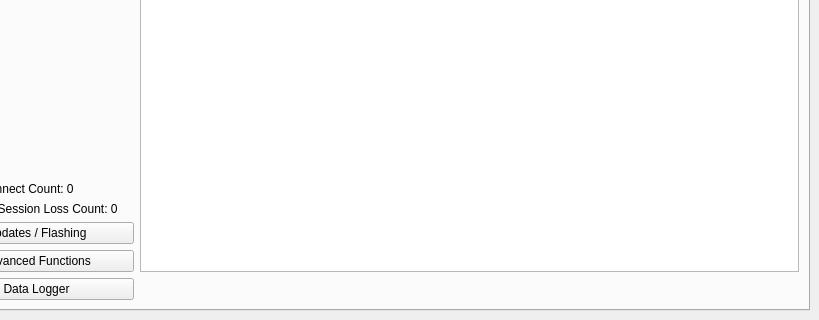
Above: src/brickv/ui/mainwindow.ui from Tinkerforge/brickv before the change; both pictures show x 81 to 900 and y 280 to 600 of the 900 by 600 pixel window. Below: the same form after it.
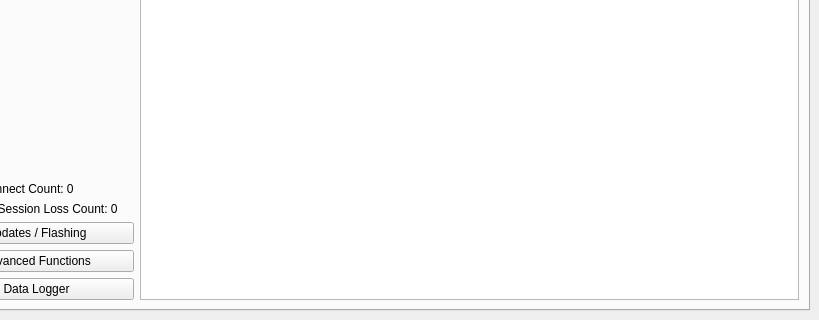
That is the form after the change.

Commit message: Move data logger button in right place on main window

```diff
--- a/src/brickv/ui/mainwindow.ui
+++ b/src/brickv/ui/mainwindow.ui
@@ -84,7 +84,7 @@
             </property>
            </widget>
           </item>
-          <item row="1" column="2" rowspan="11">
+          <item row="1" column="2" rowspan="12">
            <widget class="QTreeView" name="tree_view">
             <property name="sizePolicy">
              <sizepolicy hsizetype="Expanding" vsizetype="Expanding">
```
